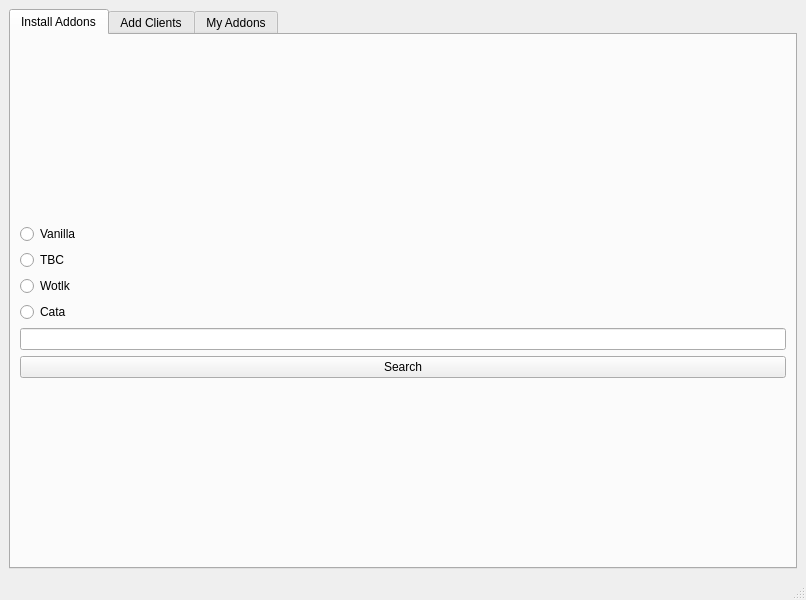
The window that src/ui/main.ui (buhfur/Flightmaster) describes before a commit, drawn with Qt 5.
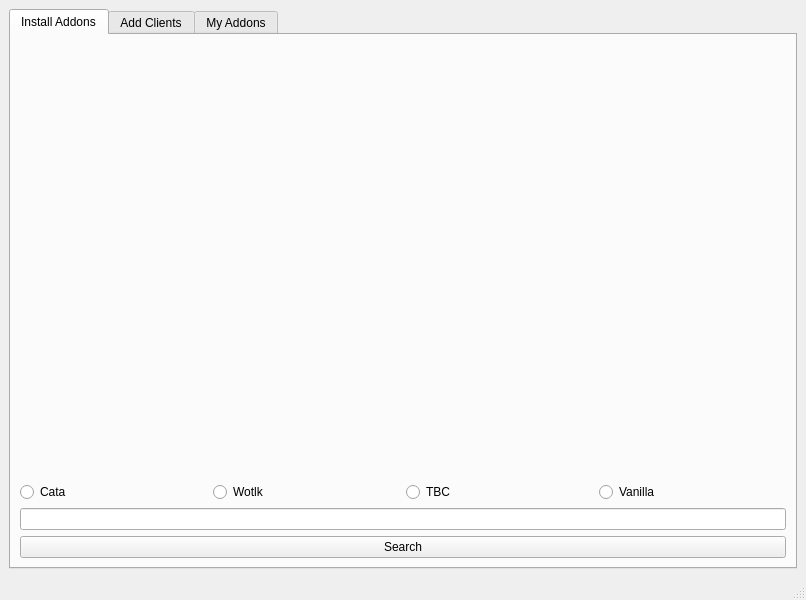
The same window after the commit.

```diff
--- a/src/ui/main.ui
+++ b/src/ui/main.ui
@@ -31,47 +31,70 @@
         <item>
          <layout class="QVBoxLayout" name="searchAddonsLayout"/>
         </item>
+        <item>
+         <spacer name="verticalSpacer">
+          <property name="orientation">
+           <enum>Qt::Vertical</enum>
+          </property>
+          <property name="sizeHint" stdset="0">
+           <size>
+            <width>20</width>
+            <height>40</height>
+           </size>
+          </property>
+         </spacer>
+        </item>
         <item>
          <layout class="QVBoxLayout" name="xpacLayout">
           <item>
-           <widget class="QRadioButton" name="searchVanillaButton">
-            <property name="text">
-             <string>Vanilla</string>
-            </property>
-           </widget>
-          </item>
-          <item>
-           <widget class="QRadioButton" name="searchTbcButton">
-            <property name="text">
-             <string>TBC</string>
-            </property>
-           </widget>
-          </item>
-          <item>
-           <widget class="QRadioButton" name="searchWotlkButton">
-            <property name="text">
-             <string>Wotlk</string>
-            </property>
-           </widget>
-          </item>
-          <item>
+           <layout class="QHBoxLayout" name="xpacRadioLayout">
+            <item alignment="Qt::AlignBottom">
            <widget class="QRadioButton" name="searchCataButton">
             <property name="text">
              <string>Cata</string>
             </property>
            </widget>
           </item>
-          <item>
+            <item alignment="Qt::AlignBottom">
+             <widget class="QRadioButton" name="searchWotlkButton">
+              <property name="text">
+               <string>Wotlk</string>
+              </property>
+             </widget>
+            </item>
+            <item alignment="Qt::AlignBottom">
+             <widget class="QRadioButton" name="searchTbcButton">
+              <property name="text">
+               <string>TBC</string>
+              </property>
+             </widget>
+            </item>
+            <item alignment="Qt::AlignBottom">
+             <widget class="QRadioButton" name="searchVanillaButton">
+              <property name="text">
+               <string>Vanilla</string>
+              </property>
+             </widget>
+            </item>
+           </layout>
+          </item>
+          <item alignment="Qt::AlignBottom">
            <widget class="QLineEdit" name="searchBar"/>
           </item>
+         </layout>
+        </item>
           <item>
            <widget class="QPushButton" name="searchButton">
+          <property name="sizePolicy">
+           <sizepolicy hsizetype="Minimum" vsizetype="Preferred">
+            <horstretch>0</horstretch>
+            <verstretch>0</verstretch>
+           </sizepolicy>
+          </property>
             <property name="text">
              <string>Search</string>
             </property>
            </widget>
-          </item>
-         </layout>
         </item>
        </layout>
       </widget>
```
Lines whose indentation alone changed are shown as unchanged.
